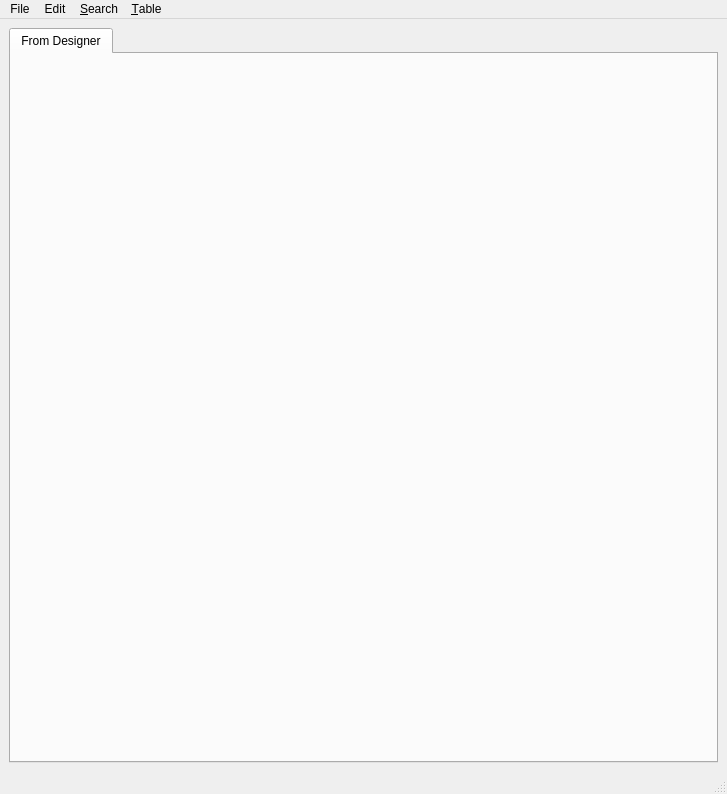
Above: lib/clevic/ui/browser.ui from djellemah/clevic before the change. Below: the same form after it.
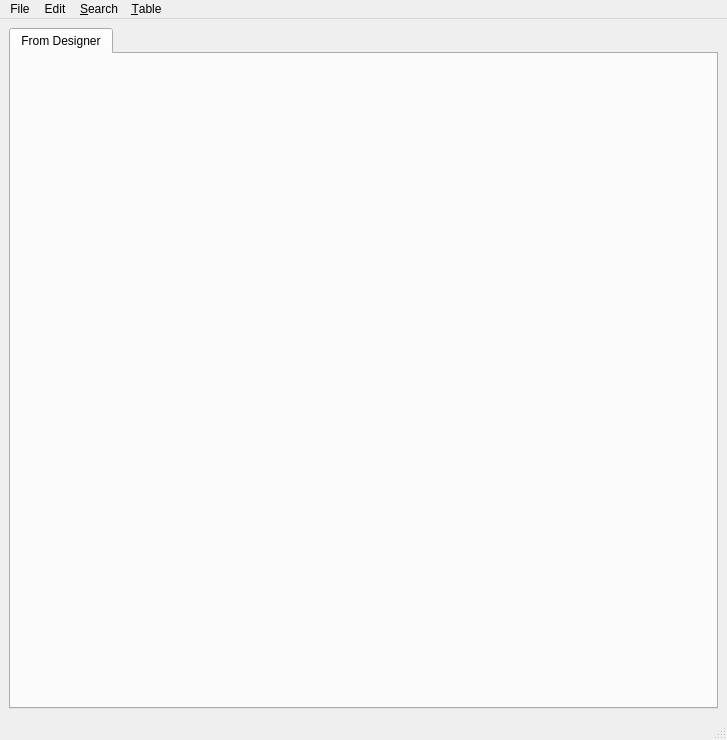
That is the form after the change. Icons and pictures are not drawn.

Diff of the .ui file:
```diff
--- a/lib/clevic/ui/browser.ui
+++ b/lib/clevic/ui/browser.ui
@@ -6,7 +6,7 @@
     <x>0</x>
     <y>0</y>
     <width>727</width>
-    <height>794</height>
+    <height>740</height>
    </rect>
   </property>
   <property name="windowIcon" >
```
Left out of the diff: 8 changed lines with no effect on the pictures.
